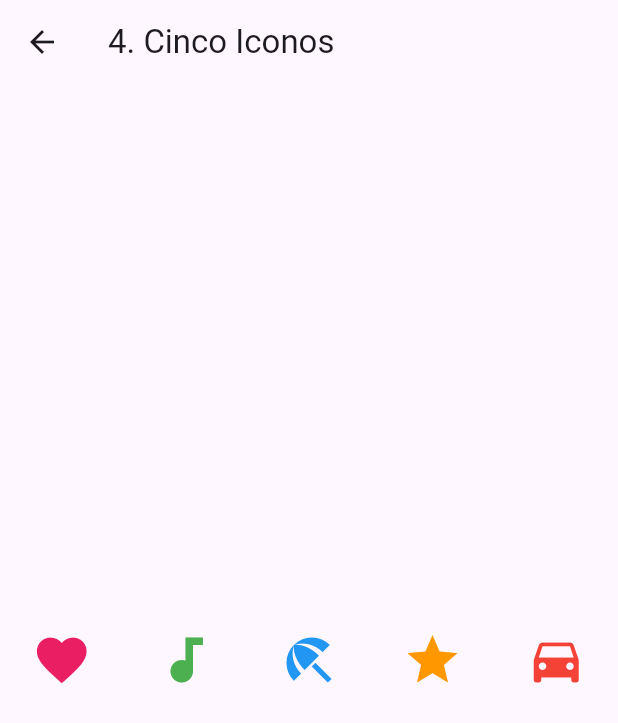
After one commit to dramcab717/PMDM_Daniel_Ramirez_26_27, a Flutter app: the Ejercicio4 screen opened directly, on a phone screen of 412 x 824 dp. The commit adds this screen. Shown: the top 723 px of the screen. Run offline on Flutter 3.47's test engine with Material 3 defaults, Android fonts, the phone set to English and light mode, and no system bars; our stand-ins replace google_fonts.

Commit message:
Entrega 1

```diff
--- a/lib/main.dart
+++ b/lib/main.dart
@@ -11,7 +11,7 @@ class MainApp extends StatelessWidget {
   @override
   Widget build(BuildContext context) {
     return MaterialApp(
-      title: "Practica 1",
+      title: "Practicas Flutter",
       home: Scaffold(
         appBar: AppBar(
           title: const Text("Practica Flutter"),
--- /dev/null
+++ b/lib/screens/ejercicio4.dart
@@ -0,0 +1,58 @@
+import 'package:flutter/material.dart';
+
+class Ejercicio4 extends StatelessWidget {
+  const Ejercicio4({super.key});
+
+  @override
+  Widget build(BuildContext context) {
+    return Scaffold(
+      appBar: AppBar(
+        title: const Text("4. Cinco Iconos"),
+      ),
+      body: Center(
+        // Usamos Row para disponer la lista de Widgets en forma de filas (horizontal)
+        child: Row(
+          mainAxisAlignment: MainAxisAlignment.spaceAround,
+          children: const <Widget>[
+
+            // Icono 1
+            Icon(
+              Icons.favorite,
+              color: Colors.pink,
+              size: 40.0,
+            ),
+
+            // Icono 2
+            Icon(
+              Icons.audiotrack,
+              color: Colors.green,
+              size: 40.0,
+            ),
+
+            // Icono 3
+            Icon(
+              Icons.beach_access,
+              color: Colors.blue,
+              size: 40.0,
+            ),
+
+            // Icono 4
+            Icon(
+              Icons.star,
+              color: Colors.orange,
+              size: 40.0,
+            ),
+
+            // Icono 5
+            Icon(
+              Icons.directions_car,
+              color: Colors.red,
+              size: 40.0,
+            ),
+
+          ],
+        ),
+      ),
+    );
+  }
+}
```
Also changed, not shown: lib/screens/ejercicio2.dart (added, +33 -0 lines), lib/screens/ejercicio3.dart (added, +41 -0 lines), lib/screens/ejercicio5.dart (added, +47 -0 lines), lib/screens/ejercicio_1.dart (renamed from lib/screens/ejercicio1.dart, +10 -1 lines), lib/widgets/menu_lateral.dart (+53 -1 lines), pubspec.yaml (+11 -0 lines), assets/images/foto-ejercicio2.jpg (added), assets/images/foto1-ejercicio3.png (added), assets/images/foto1-ejercicio5.jpg (added), assets/images/foto2-ejercicio3.png (added), assets/images/foto2-ejercicio5.jpg (added), assets/images/foto3-ejercicio3.jpg (added), assets/images/foto3-ejercicio5.jpg (added), assets/images/foto4-ejercicio5.jpg (added), 1 more files.
